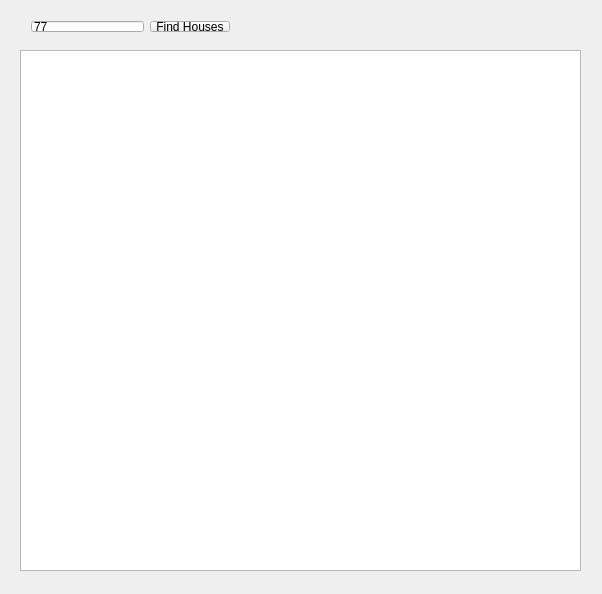
The window that XmlAddressParse.ui (Altsdandre/XmlAddressParse) describes before a commit, drawn with Qt 5.
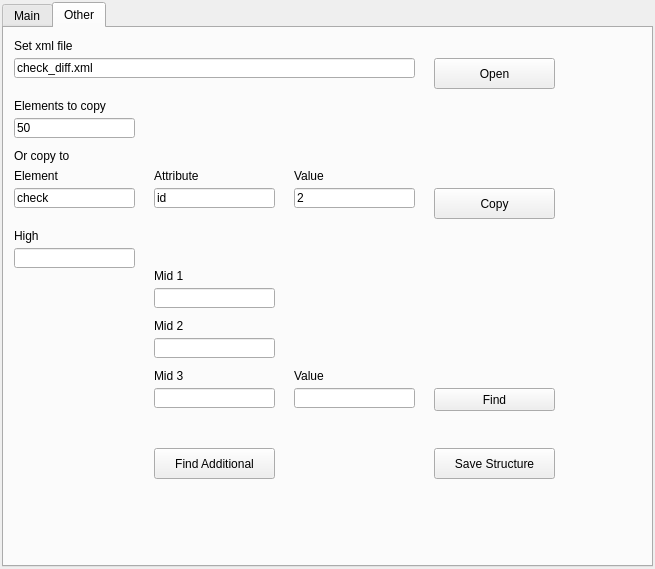
The same window after the commit. The open tabs and pages were chosen to show the change.

Patch:
```diff
--- a/XmlAddressParse.ui
+++ b/XmlAddressParse.ui
@@ -6,58 +6,182 @@
    <rect>
     <x>0</x>
     <y>0</y>
-    <width>602</width>
-    <height>594</height>
+    <width>655</width>
+    <height>569</height>
    </rect>
   </property>
   <property name="windowTitle">
    <string>XmlAddressParse</string>
   </property>
   <widget class="QWidget" name="centralWidget">
-   <widget class="QLineEdit" name="copyEdit">
-    <property name="geometry">
-     <rect>
-      <x>30</x>
-      <y>130</y>
-      <width>121</width>
-      <height>20</height>
-     </rect>
+   <layout class="QGridLayout" name="gridLayout">
+    <property name="leftMargin">
+     <number>2</number>
     </property>
-    <property name="text">
-     <string>50</string>
+    <property name="topMargin">
+     <number>2</number>
     </property>
-    <property name="placeholderText">
-     <string>50</string>
+    <property name="rightMargin">
+     <number>2</number>
     </property>
-   </widget>
-   <widget class="QPushButton" name="findButton">
+    <property name="bottomMargin">
+     <number>2</number>
+    </property>
+    <item row="0" column="0">
+     <widget class="QTabWidget" name="tabWidget">
+      <property name="currentIndex">
+       <number>0</number>
+      </property>
+      <widget class="QWidget" name="mainTab">
+       <attribute name="title">
+        <string>Main</string>
+       </attribute>
+       <layout class="QGridLayout" name="gridLayout_2">
+        <property name="leftMargin">
+         <number>2</number>
+        </property>
+        <property name="topMargin">
+         <number>2</number>
+        </property>
+        <property name="rightMargin">
+         <number>2</number>
+        </property>
+        <property name="bottomMargin">
+         <number>2</number>
+        </property>
+        <item row="0" column="0">
+         <widget class="QScrollArea" name="dataScroll">
+          <property name="maximumSize">
+           <size>
+            <width>300</width>
+            <height>16777215</height>
+           </size>
+          </property>
+          <property name="widgetResizable">
+           <bool>true</bool>
+          </property>
+          <widget class="QWidget" name="scrollAreaWidgetContents">
     <property name="geometry">
      <rect>
-      <x>450</x>
-      <y>400</y>
-      <width>121</width>
-      <height>23</height>
-     </rect>
-    </property>
+             <x>0</x>
+             <y>0</y>
+             <width>298</width>
+             <height>532</height>
+            </rect>
+           </property>
+           <layout class="QGridLayout" name="gridLayout_3">
+            <property name="leftMargin">
+             <number>0</number>
+            </property>
+            <property name="topMargin">
+             <number>0</number>
+            </property>
+            <property name="rightMargin">
+             <number>0</number>
+            </property>
+            <property name="bottomMargin">
+             <number>0</number>
+            </property>
+            <item row="0" column="0">
+             <layout class="QHBoxLayout" name="horizontalLayout">
+              <item>
+               <widget class="QLineEdit" name="findHousesEdit">
     <property name="text">
-     <string>Find</string>
-    </property>
-   </widget>
+                 <string>77</string>
+                </property>
+               </widget>
+              </item>
+              <item>
+               <widget class="QPushButton" name="findHousesButton">
+                <property name="text">
+                 <string>Find Houses</string>
+                </property>
+               </widget>
+              </item>
+             </layout>
+            </item>
+            <item row="1" column="0">
    <widget class="QTextBrowser" name="resultsBrowser">
+              <property name="maximumSize">
+               <size>
+                <width>16777215</width>
+                <height>16777215</height>
+               </size>
+              </property>
+             </widget>
+            </item>
+           </layout>
+          </widget>
+         </widget>
+        </item>
+        <item row="0" column="1">
+         <widget class="QScrollArea" name="mapScroll">
+          <property name="widgetResizable">
+           <bool>true</bool>
+          </property>
+          <widget class="QWidget" name="scrollAreaWidgetContents_2">
     <property name="geometry">
      <rect>
-      <x>20</x>
-      <y>50</y>
-      <width>561</width>
-      <height>521</height>
-     </rect>
+             <x>0</x>
+             <y>0</y>
+             <width>329</width>
+             <height>532</height>
+            </rect>
+           </property>
+           <layout class="QGridLayout" name="gridLayout_4"/>
+          </widget>
+         </widget>
+        </item>
+       </layout>
+      </widget>
+      <widget class="QWidget" name="otherTab">
+       <attribute name="title">
+        <string>Other</string>
+       </attribute>
+       <widget class="QPushButton" name="pushButton">
+        <property name="geometry">
+         <rect>
+          <x>150</x>
+          <y>420</y>
+          <width>121</width>
+          <height>31</height>
+         </rect>
+        </property>
+        <property name="text">
+         <string>Find Additional</string>
+        </property>
+       </widget>
+       <widget class="QPushButton" name="openButton">
+        <property name="geometry">
+         <rect>
+          <x>430</x>
+          <y>30</y>
+          <width>121</width>
+          <height>31</height>
+         </rect>
+        </property>
+        <property name="text">
+         <string>Open</string>
+        </property>
+       </widget>
+       <widget class="QLabel" name="label_6">
+        <property name="geometry">
+         <rect>
+          <x>150</x>
+          <y>340</y>
+          <width>121</width>
+          <height>16</height>
+         </rect>
+        </property>
+        <property name="text">
+         <string>Mid 3</string>
     </property>
    </widget>
    <widget class="QLineEdit" name="elementEdit">
     <property name="geometry">
      <rect>
-      <x>30</x>
-      <y>200</y>
+          <x>10</x>
+          <y>160</y>
       <width>121</width>
       <height>20</height>
      </rect>
@@ -69,43 +193,80 @@
      <string>check</string>
     </property>
    </widget>
-   <widget class="QLineEdit" name="attributeEdit">
+       <widget class="QLineEdit" name="mid1Edit">
     <property name="geometry">
      <rect>
-      <x>170</x>
-      <y>200</y>
+          <x>150</x>
+          <y>260</y>
       <width>121</width>
       <height>20</height>
      </rect>
     </property>
-    <property name="text">
-     <string>id</string>
-    </property>
-    <property name="placeholderText">
-     <string>id</string>
-    </property>
-   </widget>
-   <widget class="QLineEdit" name="valueEdit">
+       </widget>
+       <widget class="QLineEdit" name="highEdit">
+        <property name="geometry">
+         <rect>
+          <x>10</x>
+          <y>220</y>
+          <width>121</width>
+          <height>20</height>
+         </rect>
+        </property>
+       </widget>
+       <widget class="QLineEdit" name="mid3Edit">
     <property name="geometry">
      <rect>
-      <x>310</x>
-      <y>200</y>
+          <x>150</x>
+          <y>360</y>
       <width>121</width>
       <height>20</height>
      </rect>
     </property>
+       </widget>
+       <widget class="QLineEdit" name="openEdit">
+        <property name="geometry">
+         <rect>
+          <x>10</x>
+          <y>30</y>
+          <width>401</width>
+          <height>20</height>
+         </rect>
+        </property>
     <property name="text">
-     <string>2</string>
-    </property>
-    <property name="placeholderText">
-     <string>2</string>
+         <string>check_diff.xml</string>
+        </property>
+       </widget>
+       <widget class="QPushButton" name="saveStructButton">
+        <property name="geometry">
+         <rect>
+          <x>430</x>
+          <y>420</y>
+          <width>121</width>
+          <height>31</height>
+         </rect>
+        </property>
+        <property name="text">
+         <string>Save Structure</string>
+        </property>
+       </widget>
+       <widget class="QLabel" name="label">
+        <property name="geometry">
+         <rect>
+          <x>10</x>
+          <y>120</y>
+          <width>121</width>
+          <height>16</height>
+         </rect>
+        </property>
+        <property name="text">
+         <string>Or copy to</string>
     </property>
    </widget>
    <widget class="QLabel" name="elementlabel">
     <property name="geometry">
      <rect>
-      <x>30</x>
-      <y>180</y>
+          <x>10</x>
+          <y>140</y>
       <width>111</width>
       <height>16</height>
      </rect>
@@ -114,11 +275,137 @@
      <string>Element</string>
     </property>
    </widget>
+       <widget class="QLabel" name="label_4">
+        <property name="geometry">
+         <rect>
+          <x>290</x>
+          <y>340</y>
+          <width>121</width>
+          <height>16</height>
+         </rect>
+        </property>
+        <property name="text">
+         <string>Value</string>
+        </property>
+       </widget>
+       <widget class="QLineEdit" name="valueEdit">
+        <property name="geometry">
+         <rect>
+          <x>290</x>
+          <y>160</y>
+          <width>121</width>
+          <height>20</height>
+         </rect>
+        </property>
+        <property name="text">
+         <string>2</string>
+        </property>
+        <property name="placeholderText">
+         <string>2</string>
+        </property>
+       </widget>
+       <widget class="QLabel" name="label_2">
+        <property name="geometry">
+         <rect>
+          <x>10</x>
+          <y>200</y>
+          <width>111</width>
+          <height>16</height>
+         </rect>
+        </property>
+        <property name="text">
+         <string>High</string>
+        </property>
+       </widget>
+       <widget class="QPushButton" name="findButton">
+        <property name="geometry">
+         <rect>
+          <x>430</x>
+          <y>360</y>
+          <width>121</width>
+          <height>23</height>
+         </rect>
+        </property>
+        <property name="text">
+         <string>Find</string>
+        </property>
+       </widget>
+       <widget class="QLabel" name="openlabel">
+        <property name="geometry">
+         <rect>
+          <x>10</x>
+          <y>10</y>
+          <width>401</width>
+          <height>16</height>
+         </rect>
+        </property>
+        <property name="text">
+         <string>Set xml file</string>
+        </property>
+       </widget>
+       <widget class="QLineEdit" name="attributeEdit">
+        <property name="geometry">
+         <rect>
+          <x>150</x>
+          <y>160</y>
+          <width>121</width>
+          <height>20</height>
+         </rect>
+        </property>
+        <property name="text">
+         <string>id</string>
+        </property>
+        <property name="placeholderText">
+         <string>id</string>
+        </property>
+       </widget>
+       <widget class="QLineEdit" name="copyEdit">
+        <property name="geometry">
+         <rect>
+          <x>10</x>
+          <y>90</y>
+          <width>121</width>
+          <height>20</height>
+         </rect>
+        </property>
+        <property name="text">
+         <string>50</string>
+        </property>
+        <property name="placeholderText">
+         <string>50</string>
+        </property>
+       </widget>
+       <widget class="QPushButton" name="copyButton">
+        <property name="geometry">
+         <rect>
+          <x>430</x>
+          <y>160</y>
+          <width>121</width>
+          <height>31</height>
+         </rect>
+        </property>
+        <property name="text">
+         <string>Copy</string>
+        </property>
+       </widget>
+       <widget class="QLabel" name="label_5">
+        <property name="geometry">
+         <rect>
+          <x>150</x>
+          <y>290</y>
+          <width>121</width>
+          <height>16</height>
+         </rect>
+        </property>
+        <property name="text">
+         <string>Mid 2</string>
+        </property>
+       </widget>
    <widget class="QLabel" name="attributelabel">
     <property name="geometry">
      <rect>
-      <x>170</x>
-      <y>180</y>
+          <x>150</x>
+          <y>140</y>
       <width>111</width>
       <height>16</height>
      </rect>
@@ -127,24 +414,11 @@
      <string>Attribute</string>
     </property>
    </widget>
-   <widget class="QLabel" name="valuelabel">
-    <property name="geometry">
-     <rect>
-      <x>310</x>
-      <y>180</y>
-      <width>111</width>
-      <height>16</height>
-     </rect>
-    </property>
-    <property name="text">
-     <string>Value</string>
-    </property>
-   </widget>
    <widget class="QLabel" name="copylabel">
     <property name="geometry">
      <rect>
-      <x>30</x>
-      <y>110</y>
+          <x>10</x>
+          <y>70</y>
       <width>121</width>
       <height>16</height>
      </rect>
@@ -153,119 +427,11 @@
      <string>Elements to copy</string>
     </property>
    </widget>
-   <widget class="QPushButton" name="copyButton">
-    <property name="geometry">
-     <rect>
-      <x>450</x>
-      <y>200</y>
-      <width>121</width>
-      <height>23</height>
-     </rect>
-    </property>
-    <property name="text">
-     <string>Copy</string>
-    </property>
-   </widget>
-   <widget class="QLineEdit" name="openEdit">
-    <property name="geometry">
-     <rect>
-      <x>30</x>
-      <y>70</y>
-      <width>401</width>
-      <height>20</height>
-     </rect>
-    </property>
-    <property name="text">
-     <string>check_diff.xml</string>
-    </property>
-   </widget>
-   <widget class="QPushButton" name="openButton">
-    <property name="geometry">
-     <rect>
-      <x>450</x>
-      <y>70</y>
-      <width>121</width>
-      <height>23</height>
-     </rect>
-    </property>
-    <property name="text">
-     <string>Open</string>
-    </property>
-   </widget>
-   <widget class="QLabel" name="openlabel">
-    <property name="geometry">
-     <rect>
-      <x>30</x>
-      <y>50</y>
-      <width>401</width>
-      <height>16</height>
-     </rect>
-    </property>
-    <property name="text">
-     <string>Set xml file</string>
-    </property>
-   </widget>
-   <widget class="QLabel" name="label">
-    <property name="geometry">
-     <rect>
-      <x>30</x>
-      <y>160</y>
-      <width>121</width>
-      <height>16</height>
-     </rect>
-    </property>
-    <property name="text">
-     <string>Or copy to</string>
-    </property>
-   </widget>
-   <widget class="QPushButton" name="saveStructButton">
-    <property name="geometry">
-     <rect>
-      <x>450</x>
-      <y>470</y>
-      <width>121</width>
-      <height>23</height>
-     </rect>
-    </property>
-    <property name="text">
-     <string>Save Structure</string>
-    </property>
-   </widget>
-   <widget class="QLineEdit" name="highEdit">
-    <property name="geometry">
-     <rect>
-      <x>30</x>
-      <y>260</y>
-      <width>121</width>
-      <height>20</height>
-     </rect>
-    </property>
-   </widget>
-   <widget class="QLineEdit" name="mid1Edit">
-    <property name="geometry">
-     <rect>
-      <x>170</x>
-      <y>300</y>
-      <width>121</width>
-      <height>20</height>
-     </rect>
-    </property>
-   </widget>
    <widget class="QLineEdit" name="mid2Edit">
     <property name="geometry">
      <rect>
-      <x>170</x>
-      <y>350</y>
-      <width>121</width>
-      <height>20</height>
-     </rect>
-    </property>
-   </widget>
-   <widget class="QLineEdit" name="mid3Edit">
-    <property name="geometry">
-     <rect>
-      <x>170</x>
-      <y>400</y>
+          <x>150</x>
+          <y>310</y>
       <width>121</width>
       <height>20</height>
      </rect>
@@ -274,31 +440,31 @@
    <widget class="QLineEdit" name="valEdit">
     <property name="geometry">
      <rect>
-      <x>310</x>
-      <y>400</y>
+          <x>290</x>
+          <y>360</y>
       <width>121</width>
       <height>20</height>
      </rect>
     </property>
    </widget>
-   <widget class="QLabel" name="label_2">
+       <widget class="QLabel" name="valuelabel">
     <property name="geometry">
      <rect>
-      <x>30</x>
-      <y>240</y>
+          <x>290</x>
+          <y>140</y>
       <width>111</width>
       <height>16</height>
      </rect>
     </property>
     <property name="text">
-     <string>High</string>
+         <string>Value</string>
     </property>
    </widget>
    <widget class="QLabel" name="label_3">
     <property name="geometry">
      <rect>
-      <x>170</x>
-      <y>280</y>
+          <x>150</x>
+          <y>240</y>
       <width>121</width>
       <height>16</height>
      </rect>
@@ -307,112 +473,10 @@
      <string>Mid 1</string>
     </property>
    </widget>
-   <widget class="QLabel" name="label_4">
-    <property name="geometry">
-     <rect>
-      <x>310</x>
-      <y>380</y>
-      <width>121</width>
-      <height>16</height>
-     </rect>
-    </property>
-    <property name="text">
-     <string>Value</string>
-    </property>
-   </widget>
-   <widget class="QLabel" name="label_5">
-    <property name="geometry">
-     <rect>
-      <x>170</x>
-      <y>330</y>
-      <width>121</width>
-      <height>16</height>
-     </rect>
-    </property>
-    <property name="text">
-     <string>Mid 2</string>
-    </property>
-   </widget>
-   <widget class="QLabel" name="label_6">
-    <property name="geometry">
-     <rect>
-      <x>170</x>
-      <y>380</y>
-      <width>121</width>
-      <height>16</height>
-     </rect>
-    </property>
-    <property name="text">
-     <string>Mid 3</string>
-    </property>
-   </widget>
-   <widget class="QPushButton" name="pushButton">
-    <property name="geometry">
-     <rect>
-      <x>170</x>
-      <y>470</y>
-      <width>121</width>
-      <height>23</height>
-     </rect>
-    </property>
-    <property name="text">
-     <string>Find Additional</string>
-    </property>
-   </widget>
-   <widget class="QWidget" name="horizontalLayoutWidget">
-    <property name="geometry">
-     <rect>
-      <x>20</x>
-      <y>10</y>
-      <width>221</width>
-      <height>33</height>
-     </rect>
-    </property>
-    <layout class="QHBoxLayout" name="horizontalLayout">
-     <item>
-      <widget class="QLineEdit" name="findHousesEdit">
-       <property name="text">
-        <string>77</string>
-       </property>
-      </widget>
-     </item>
-     <item>
-      <widget class="QPushButton" name="findHousesButton">
-       <property name="text">
-        <string>Find Houses</string>
-       </property>
+      </widget>
       </widget>
      </item>
     </layout>
-   </widget>
-   <zorder>copyEdit</zorder>
-   <zorder>findButton</zorder>
-   <zorder>elementEdit</zorder>
-   <zorder>attributeEdit</zorder>
-   <zorder>valueEdit</zorder>
-   <zorder>elementlabel</zorder>
-   <zorder>attributelabel</zorder>
-   <zorder>valuelabel</zorder>
-   <zorder>copylabel</zorder>
-   <zorder>copyButton</zorder>
-   <zorder>openEdit</zorder>
-   <zorder>openButton</zorder>
-   <zorder>openlabel</zorder>
-   <zorder>label</zorder>
-   <zorder>saveStructButton</zorder>
-   <zorder>highEdit</zorder>
-   <zorder>mid1Edit</zorder>
-   <zorder>mid2Edit</zorder>
-   <zorder>mid3Edit</zorder>
-   <zorder>valEdit</zorder>
-   <zorder>label_2</zorder>
-   <zorder>label_3</zorder>
-   <zorder>label_4</zorder>
-   <zorder>label_5</zorder>
-   <zorder>label_6</zorder>
-   <zorder>pushButton</zorder>
-   <zorder>resultsBrowser</zorder>
-   <zorder>horizontalLayoutWidget</zorder>
   </widget>
  </widget>
  <layoutdefault spacing="6" margin="11"/>
```
Lines whose indentation alone changed are shown as unchanged.
